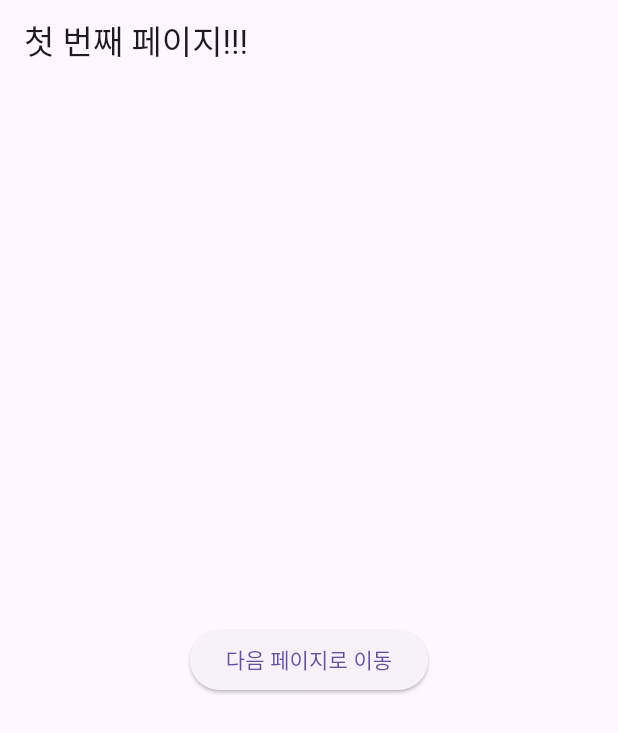
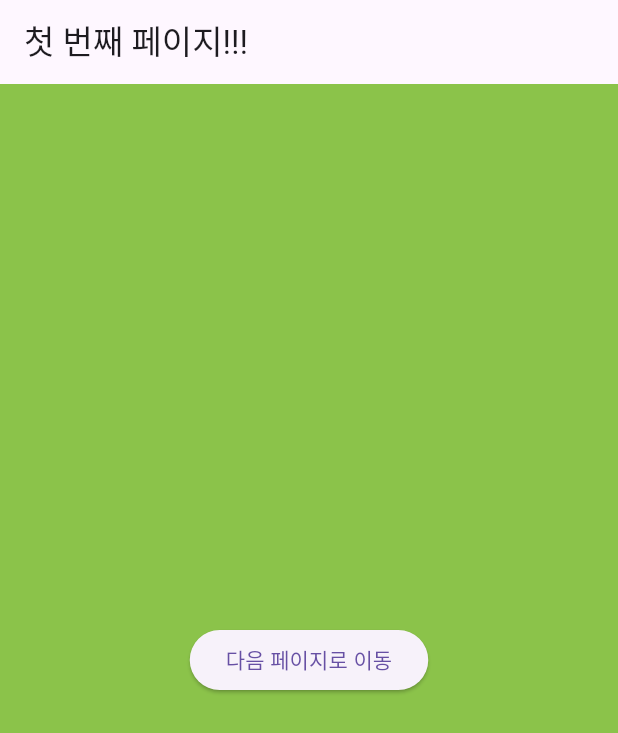
Before and after one commit to rac114/flutterRepo, a Flutter app: the screen it shows after launch, on a phone screen of 412 x 824 dp. Shown: the top 733 px of the screen. Run offline on Flutter 3.47's test engine with Material 3 defaults, Android fonts, the phone set to English and light mode, and no system bars; missing offline and left inert: installed_apps.

Commit message:
main.dart 업데이트

```diff
--- a/lib/main.dart
+++ b/lib/main.dart
@@ -10,6 +10,9 @@ class MyApp extends StatelessWidget {
   Widget build(BuildContext context) {
     return MaterialApp(
       home: FirstPage(), // 앱의 시작 페이지
+      theme: ThemeData(
+        scaffoldBackgroundColor: Colors.lightGreen
+      ),
     );
   }
 }
```
